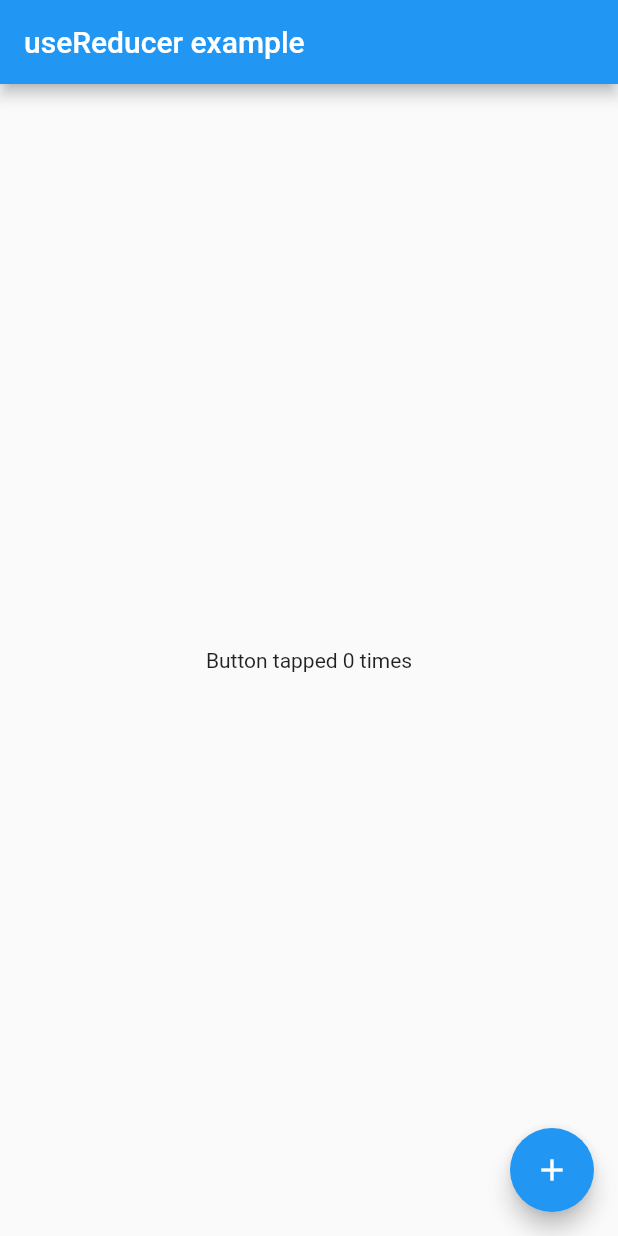
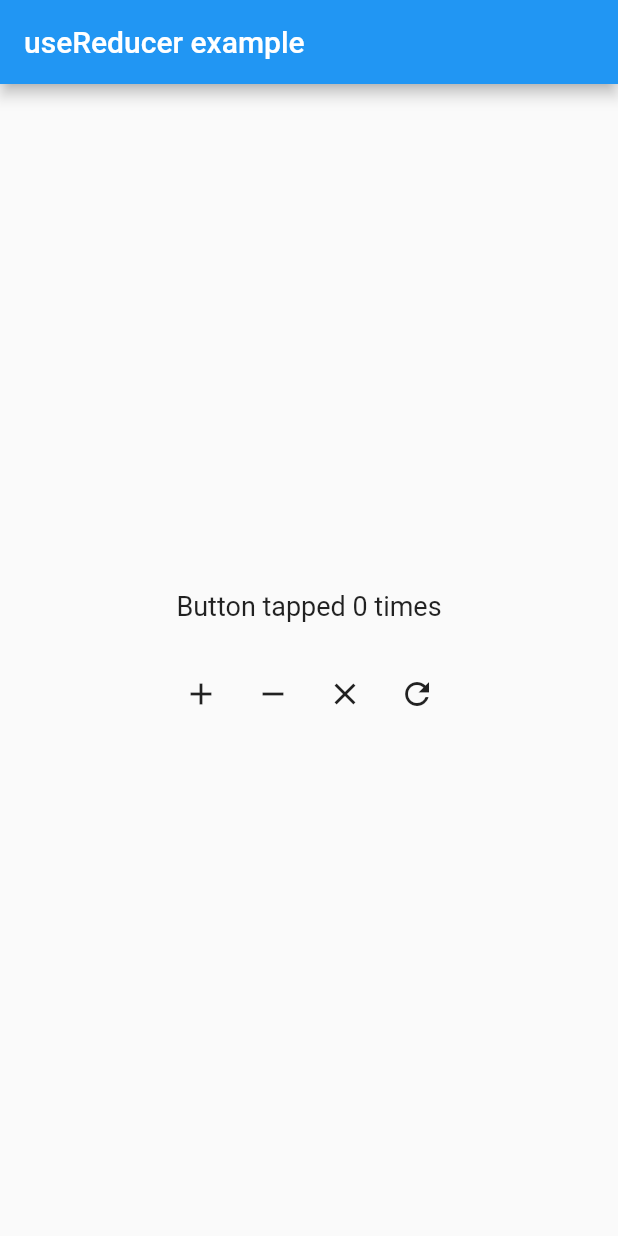
Before and after one commit to morikann/reducer_sample, a Flutter app: the screen it shows after launch, on a phone screen of 412 x 824 dp. Run offline on Flutter 3.47's test engine with Material 2 defaults, Android fonts, the phone set to English and light mode, and no system bars; our stand-ins replace flutter_hooks, freezed_annotation.

Commit message:
Impl: CounterAction

```diff
--- /dev/null
+++ b/lib/counter_action.dart
@@ -0,0 +1,34 @@
+import 'package:freezed_annotation/freezed_annotation.dart';
+
+part 'counter_action.freezed.dart';
+
+@immutable
+class CounterState {
+  const CounterState({required this.count});
+  final int count;
+
+  CounterState copyWith({int? count}) {
+    return CounterState(count: count ?? this.count);
+  }
+}
+
+@freezed
+sealed class CounterAction with _$CounterAction {
+  const factory CounterAction.init() = Init;
+  const factory CounterAction.increment() = Increment;
+  const factory CounterAction.decrement() = Decrement;
+  const factory CounterAction.multiply() = Multiply;
+  const factory CounterAction.reset() = Reset;
+}
+
+CounterState reducer(CounterState state, CounterAction action) {
+  return action.when(
+    init: () => state,
+    increment: () => state.copyWith(count: state.count + 1),
+    decrement: () => state.copyWith(count: state.count - 1),
+    multiply: () => state.copyWith(
+      count: state.count * 2,
+    ),
+    reset: () => state.copyWith(count: 0),
+  );
+}
--- a/lib/home_page.dart
+++ b/lib/home_page.dart
@@ -1,18 +1,7 @@
 import 'package:flutter/material.dart';
 import 'package:flutter_hooks/flutter_hooks.dart';
+import 'package:reducer_sample/counter_action.dart';
 
-@immutable
-class State {
-  const State({required this.counter});
-  final int counter;
-
-  State copyWith({int? counter}) {
-    return State(counter: counter ?? this.counter);
-  }
-}
-
-// create the actions you wish to dispatch to the reducer
-// reducerに送りたいアクションを作成する
 class IncrementCounter {
   IncrementCounter({required this.counter});
   final int counter;
@@ -23,44 +12,51 @@ class HomePage extends HookWidget {
 
   @override
   Widget build(BuildContext context) {
-    // create the reducer function that will handle the actions you dispatch
-    // 送るアクションを扱うreducer関数を作成する
-    State reducer(State state, IncrementCounter? action) {
-      if (action is IncrementCounter) {
-        // stateの古い値 + actionのcounterを足す
-        return state.copyWith(counter: state.counter + action.counter);
-      }
-      return state;
-    }
-
-    // Next, invoke the 'useReducer' function with the reducer function and initial state to create a
-    // '_store' variable that contains the current state and dispatch. Whenever the value is
-    // changed, this Widget will be rebuilt!
-    // 次に `useReducer` 関数に reducer 関数と初期状態を指定して呼び出すと、現在の状態とディスパッチが格納された `_store` 変数が作成されます。
-    // 値が変更されるたびに、このWidgetは再構築されます！
     final store = useReducer(
       reducer,
-      initialState: const State(counter: 0),
-      initialAction: IncrementCounter(counter: 0),
+      initialState: const CounterState(count: 0),
+      initialAction: const CounterAction.init(),
     );
 
     return Scaffold(
       appBar: AppBar(
         title: const Text('useReducer example'),
       ),
-      body: Center(
-        // read the current value from the counter
-        // counterの現在の値を読み取る
-        child: Text('Button tapped ${store.state.counter} times'),
-      ),
-      floatingActionButton: FloatingActionButton(
-        // when the button is pressed, dispatch the action you wish to trigger!
-        // This will trigger a rebuild, displaying the latest value in the Text Widget Above.
-        // ボタンが押されたときに、トリガーするアクションをディスパッチします！
-        // これにより、上記のテキストウィジェットに最新の値が表示されるようになります。
-        // 要は、ディスパッチすると、reducer関数が呼ばれて、stateが更新される、そして、Widgetが再構築される
-        onPressed: () => store.dispatch(IncrementCounter(counter: 1)),
-        child: const Icon(Icons.add),
+      body: Column(
+        mainAxisAlignment: MainAxisAlignment.center,
+        children: [
+          Text(
+            'Button tapped ${store.state.count} times',
+            style: const TextStyle(fontSize: 18),
+          ),
+          const SizedBox(height: 24),
+          Row(
+            mainAxisAlignment: MainAxisAlignment.center,
+            children: [
+              IconButton(
+                onPressed: () =>
+                    store.dispatch(const CounterAction.increment()),
+                icon: const Icon(Icons.add),
+              ),
+              IconButton(
+                onPressed: () =>
+                    store.dispatch(const CounterAction.decrement()),
+                icon: const Icon(Icons.remove),
+              ),
+              IconButton(
+                onPressed: () =>
+                    store.dispatch(const CounterAction.multiply()),
+                icon: const Icon(Icons.clear),
+              ),
+              IconButton(
+                onPressed: () => store.dispatch(const CounterAction.reset()),
+                icon: const Icon(
+                  Icons.refresh,
+                ),
+              )
+            ],
+          ),
+        ],
       ),
     );
   }
```
Also changed, not shown: lib/counter_action.freezed.dart (added).
